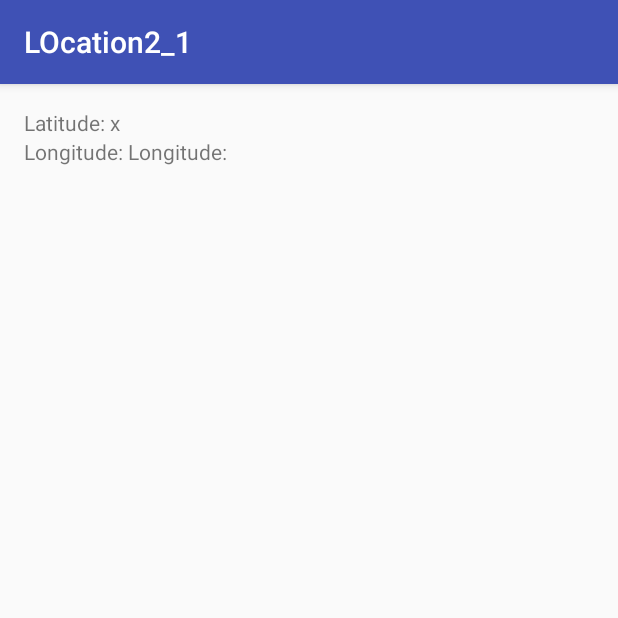
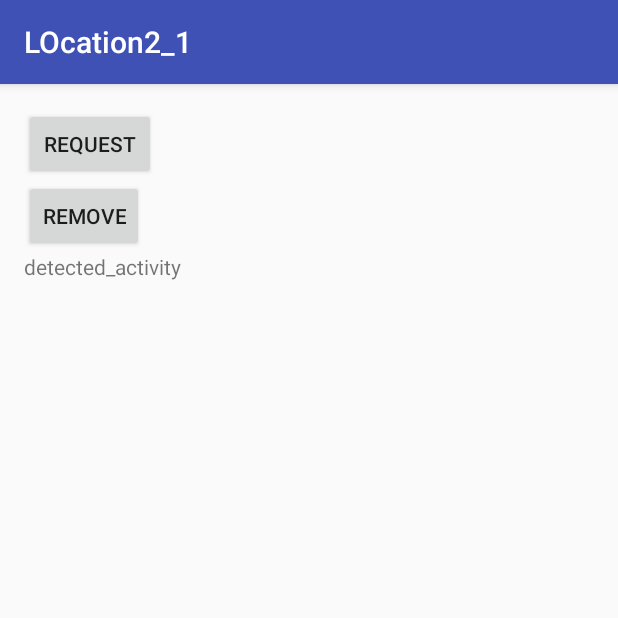
Before and after one commit to roy989898/Location2_1, an Android app: the screen it shows after launch (MainActivity), on a phone screen of 412 x 824 dp, the top half of it. Run offline under Robolectric (Android 15) with nearby library versions, the phone set to English and light mode, and no system bars.

Commit message:
Become a Activity Recognition App_start code

```diff
--- a/app/src/main/java/pom2/poly/com/location2_1/MainActivity.java
+++ b/app/src/main/java/pom2/poly/com/location2_1/MainActivity.java
@@ -6,6 +6,7 @@ import android.location.Location;
 import android.os.Bundle;
 import android.support.v4.app.ActivityCompat;
 import android.support.v7.app.AppCompatActivity;
+import android.widget.Button;
 import android.widget.TextView;
 
 import com.google.android.gms.common.ConnectionResult;
@@ -15,19 +16,23 @@ import com.google.android.gms.location.LocationServices;
 
 public class MainActivity extends AppCompatActivity implements GoogleApiClient.ConnectionCallbacks, GoogleApiClient.OnConnectionFailedListener, com.google.android.gms.location.LocationListener {
 
-    private TextView tv_latitude;
-    private TextView tv_longitude;
+
     private GoogleApiClient mGoogleApiClient;
 
     private LocationRequest mLocationRequest;
+    private Button removeButton;
+    private Button requestButton;
+    private TextView detected_activity_textView;
 
 
     @Override
     protected void onCreate(Bundle savedInstanceState) {
         super.onCreate(savedInstanceState);
         setContentView(R.layout.activity_main);
-        tv_latitude = (TextView) findViewById(R.id.tv_latitude);
-        tv_longitude = (TextView) findViewById(R.id.tv_longitude);
+        removeButton = (Button) findViewById(R.id.remove_activity_update_button);
+        requestButton = (Button) findViewById(R.id.request_activity_update_button);
+        detected_activity_textView = (TextView) findViewById(R.id.detected_activity_textView);
+
         mGoogleApiClient = buildGoogleAPIClient();
     }
 
@@ -50,7 +55,7 @@ public class MainActivity extends AppCompatActivity implements GoogleApiClient.C
         }
         mLocationRequest = LocationRequest.create();
         mLocationRequest.setPriority(LocationRequest.PRIORITY_HIGH_ACCURACY).setInterval(1000);
-        LocationServices.FusedLocationApi.requestLocationUpdates(mGoogleApiClient,mLocationRequest,this);
+        LocationServices.FusedLocationApi.requestLocationUpdates(mGoogleApiClient, mLocationRequest, this);
 
 
     }
@@ -67,8 +72,6 @@ public class MainActivity extends AppCompatActivity implements GoogleApiClient.C
 
     @Override
     public void onLocationChanged(Location location) {
-        tv_latitude.setText(location.getLatitude() + "");
-        tv_longitude.setText(location.getLongitude() + "");
 
     }
 
--- a/app/src/main/res/layout/activity_main.xml
+++ b/app/src/main/res/layout/activity_main.xml
@@ -11,37 +11,22 @@
     tools:context="pom2.poly.com.location2_1.MainActivity">
 
 
-    <LinearLayout
-        android:layout_width="match_parent"
+    <Button
+        android:id="@+id/request_activity_update_button"
+        android:layout_width="wrap_content"
         android:layout_height="wrap_content"
-        android:orientation="horizontal">
+        android:text="Request" />
 
-        <TextView
-            android:layout_width="wrap_content"
-            android:layout_height="wrap_content"
-            android:text="Latitude: " />
+    <Button
+        android:id="@+id/remove_activity_update_button"
+        style="?android:attr/buttonStyleSmall"
+        android:layout_width="wrap_content"
+        android:layout_height="wrap_content"
+        android:text="Remove" />
 
-        <TextView
-            android:id="@+id/tv_latitude"
-            android:layout_width="wrap_content"
-            android:layout_height="wrap_content"
-            android:text="x" />
-    </LinearLayout>
-
-    <LinearLayout
-        android:layout_width="match_parent"
+    <TextView
+        android:id="@+id/detected_activity_textView"
+        android:layout_width="wrap_content"
         android:layout_height="wrap_content"
-        android:orientation="horizontal">
-
-        <TextView
-            android:layout_width="wrap_content"
-            android:layout_height="wrap_content"
-            android:text="Longitude: " />
-
-        <TextView
-            android:id="@+id/tv_longitude"
-            android:layout_width="wrap_content"
-            android:layout_height="wrap_content"
-            android:text="Longitude: " />
-    </LinearLayout>
+        android:text="detected_activity" />
 </LinearLayout>
```
